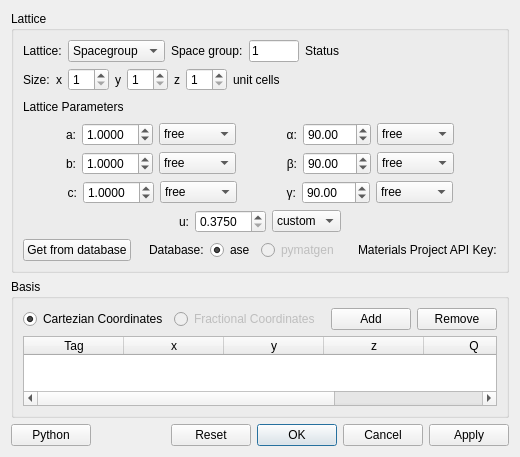
This is phaseshifts/gui/CreateBulkCrystalDialog.ui in Liam-Deacon/phaseshifts as Qt 5 draws it before an edit. The edited form follows.
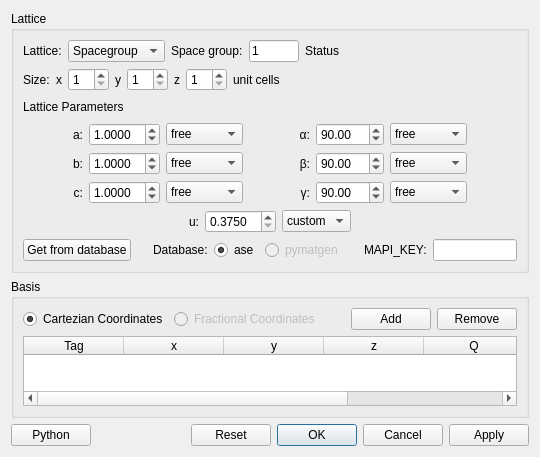
This is the edited form. Icons and pictures are not drawn.

Patch:
```diff
--- a/phaseshifts/gui/CreateBulkCrystalDialog.ui
+++ b/phaseshifts/gui/CreateBulkCrystalDialog.ui
@@ -6,7 +6,7 @@
    <rect>
     <x>0</x>
     <y>0</y>
-    <width>520</width>
+    <width>540</width>
     <height>447</height>
    </rect>
   </property>
@@ -896,7 +896,14 @@
            <string>&lt;html&gt;&lt;head/&gt;&lt;body&gt;&lt;p&gt;&lt;span style=&quot; font-weight:600;&quot;&gt;API key to use the Materials Project database&lt;/span&gt;&lt;/p&gt;&lt;p&gt;If you do not have a personal key please visit the &lt;a href=&quot;https://materialsproject.org&quot;&gt;&lt;span style=&quot; text-decoration: underline; color:#0000ff;&quot;&gt;materials project website&lt;/span&gt;&lt;/a&gt; and sign up to use their open databases. &lt;/p&gt;&lt;p&gt;Note that this is automatically detected with the &lt;span style=&quot; font-weight:600; font-style:italic; color:#008f00;&quot;&gt;MAPI_KEY&lt;/span&gt; environment variable.&lt;/p&gt;&lt;p&gt;If you have forgotten your key, you can always regerate a new one from: &lt;a href=&quot;https://materialsproject.org/dashboard&quot;&gt;&lt;span style=&quot; text-decoration: underline; color:#0000ff;&quot;&gt;https://materialsproject.org/dashboard&lt;/span&gt;&lt;/a&gt;&lt;/p&gt;&lt;/body&gt;&lt;/html&gt;</string>
           </property>
           <property name="text">
-           <string>Materials Project API Key:</string>
+           <string>MAPI_KEY:</string>
+          </property>
+         </widget>
+        </item>
+        <item>
+         <widget class="QLineEdit" name="lineEdit">
+          <property name="toolTip">
+           <string>&lt;html&gt;&lt;head/&gt;&lt;body&gt;&lt;p&gt;&lt;span style=&quot; font-weight:600;&quot;&gt;API key to use the Materials Project database&lt;/span&gt;&lt;/p&gt;&lt;p&gt;If you do not have a personal key please visit the &lt;a href=&quot;https://materialsproject.org&quot;&gt;&lt;span style=&quot; text-decoration: underline; color:#0000ff;&quot;&gt;materials project website&lt;/span&gt;&lt;/a&gt; and sign up to use their open databases. &lt;/p&gt;&lt;p&gt;Note that this is automatically detected with the &lt;span style=&quot; font-weight:600; font-style:italic; color:#008f00;&quot;&gt;MAPI_KEY&lt;/span&gt; environment variable.&lt;/p&gt;&lt;p&gt;If you have forgotten your key, you can always regerate a new one from: &lt;a href=&quot;https://materialsproject.org/dashboard&quot;&gt;&lt;span style=&quot; text-decoration: underline; color:#0000ff;&quot;&gt;https://materialsproject.org/dashboard&lt;/span&gt;&lt;/a&gt;&lt;/p&gt;&lt;/body&gt;&lt;/html&gt;</string>
           </property>
          </widget>
         </item>
```
